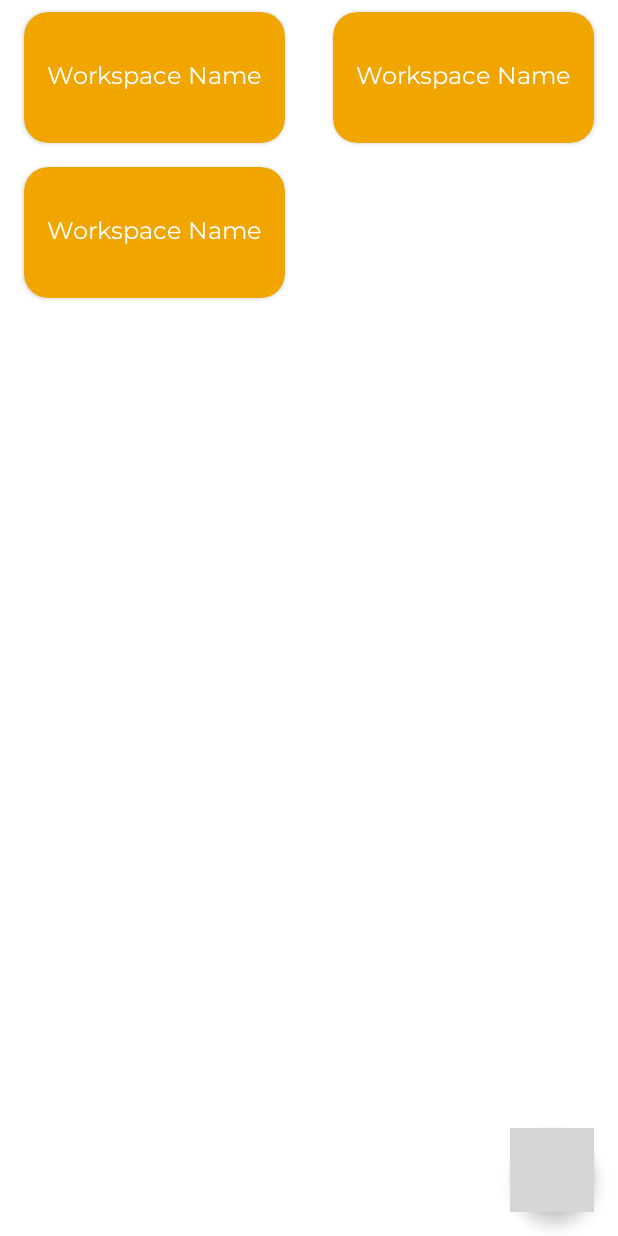
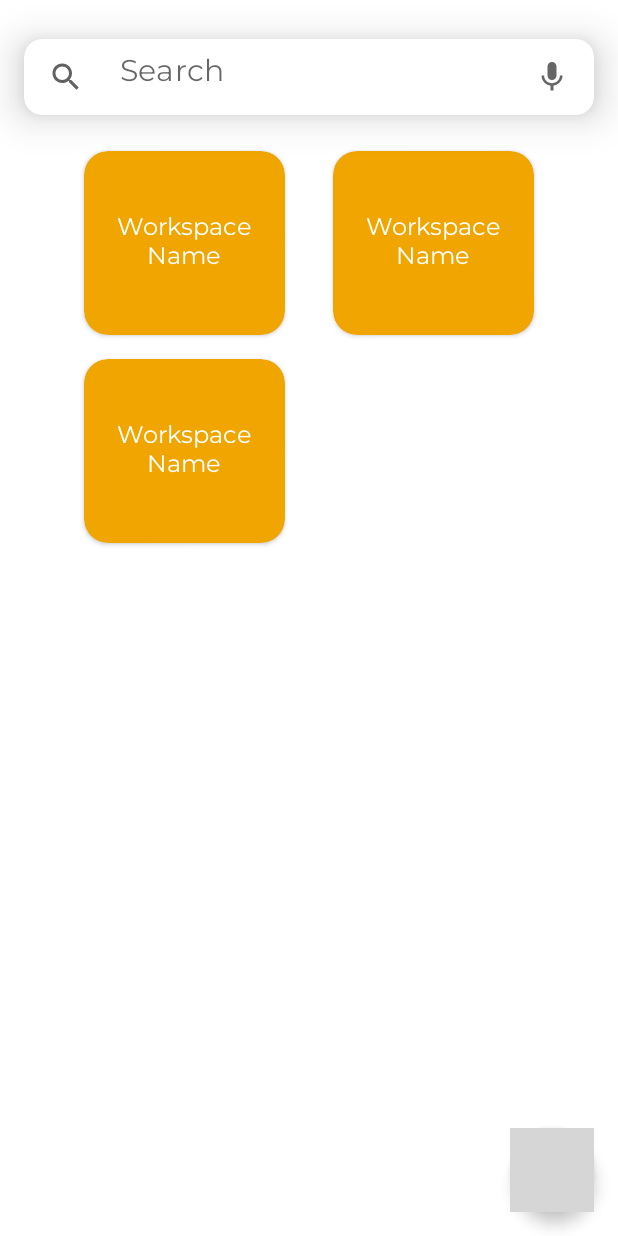
Before and after one commit to yamanf/TaskMan, an Android app: the layout fragment_home.xml on its own in the app's theme, with its tools: preview values and no code run, on a phone screen of 412 x 824 dp. Run offline under Robolectric (Android 15) with nearby library versions, the phone set to English and light mode, and no system bars; grey boxes are pictures that could not be loaded.

Commit message:
Search bar view is added

```diff
--- /dev/null
+++ b/app/src/main/res/drawable/ic_baseline_mic.xml
@@ -0,0 +1,10 @@
+<vector xmlns:android="http://schemas.android.com/apk/res/android"
+    android:width="24dp"
+    android:height="24dp"
+    android:viewportWidth="24"
+    android:viewportHeight="24"
+    android:tint="?attr/colorControlNormal">
+  <path
+      android:fillColor="@color/white"
+      android:pathData="M12,14c1.66,0 2.99,-1.34 2.99,-3L15,5c0,-1.66 -1.34,-3 -3,-3S9,3.34 9,5v6c0,1.66 1.34,3 3,3zM17.3,11c0,3 -2.54,5.1 -5.3,5.1S6.7,14 6.7,11L5,11c0,3.41 2.72,6.23 6,6.72L11,21h2v-3.28c3.28,-0.48 6,-3.3 6,-6.72h-1.7z"/>
+</vector>
--- /dev/null
+++ b/app/src/main/res/drawable/ic_baseline_search_grey.xml
@@ -0,0 +1,14 @@
+<vector
+    xmlns:android="http://schemas.android.com/apk/res/android"
+    android:width="24dp"
+    android:height="24dp"
+    android:viewportWidth="24.0"
+    android:viewportHeight="24.0">
+
+    <path
+        android:fillColor="@color/md_grey_700"
+        android:pathData="M15.5,14h-0.79l-0.28,-0.27C15.41,12.59 16,11.11 16,9.5 16,5.91 13.09,
+        3 9.5,3S3,5.91 3,9.5 5.91,16 9.5,16c1.61,0 3.09,-0.59 4.23,-1.57l0.27,0.28v0.79l5,
+        4.99L20.49,19l-4.99,-5zM9.5,14C7.01,14 5,11.99 5,9.5S7.01,5 9.5,5 14,7.01 14,9.5 11.99,
+        14 9.5,14z" />
+</vector>
--- a/app/src/main/res/layout/fragment_home.xml
+++ b/app/src/main/res/layout/fragment_home.xml
@@ -5,6 +5,67 @@
     android:layout_height="match_parent"
     xmlns:app="http://schemas.android.com/apk/res-auto"
     tools:context=".ui.home.HomeFragment">
+
+    <com.google.android.material.card.MaterialCardView
+        android:id="@+id/searchBox"
+        app:layout_constraintTop_toTopOf="parent"
+        app:layout_constraintStart_toStartOf="parent"
+        app:layout_constraintEnd_toEndOf="parent"
+        android:layout_marginTop="26dp"
+        android:layout_marginHorizontal="16dp"
+        android:layout_width="match_parent"
+        android:layout_height="wrap_content"
+        app:cardCornerRadius="12dp"
+        app:cardElevation="16dp"
+        android:theme="@style/Theme.MaterialComponents.DayNight">
+
+        <androidx.constraintlayout.widget.ConstraintLayout
+            android:layout_width="match_parent"
+            android:layout_height="match_parent">
+
+            <ImageView
+                android:id="@+id/search_image_view"
+                android:layout_width="wrap_content"
+                android:layout_height="wrap_content"
+                android:layout_marginStart="16dp"
+                android:src="@drawable/ic_baseline_search_grey"
+                android:backgroundTint="@color/black"
+                app:layout_constraintBottom_toBottomOf="parent"
+                app:layout_constraintStart_toStartOf="parent"
+                app:layout_constraintTop_toTopOf="parent"
+                tools:ignore="ContentDescription" />
+
+            <ImageView
+                android:id="@+id/voice_search_query"
+                android:layout_width="wrap_content"
+                android:layout_height="wrap_content"
+                android:layout_marginEnd="8dp"
+                android:background="?attr/selectableItemBackground"
+                android:padding="8dp"
+                android:src="@drawable/ic_baseline_mic"
+                app:layout_constraintBottom_toBottomOf="parent"
+                app:layout_constraintEnd_toEndOf="parent"
+                app:layout_constraintTop_toTopOf="parent"
+                tools:ignore="ContentDescription" />
+
+            <androidx.appcompat.widget.AppCompatEditText
+                android:id="@+id/search_edit_text"
+                android:layout_width="0dp"
+                android:layout_height="wrap_content"
+                android:layout_marginHorizontal="24dp"
+                android:background="@android:color/transparent"
+                android:fontFamily="@font/montserrat"
+                android:hint="Search"
+                android:inputType="text"
+                android:paddingTop="8dp"
+                android:textAppearance="?attr/textAppearanceHeadline6"
+                app:layout_constraintBottom_toBottomOf="@id/search_image_view"
+                app:layout_constraintEnd_toStartOf="@id/voice_search_query"
+                app:layout_constraintStart_toEndOf="@id/search_image_view" />
+
+        </androidx.constraintlayout.widget.ConstraintLayout>
+
+    </com.google.android.material.card.MaterialCardView>
 
     <com.google.android.material.floatingactionbutton.FloatingActionButton
         android:id="@+id/fabCreateWorkSpace"
@@ -23,7 +84,12 @@
     <androidx.recyclerview.widget.RecyclerView
         android:id="@+id/rvMain"
         android:layout_width="match_parent"
-        android:layout_height="match_parent"
+        android:layout_height="wrap_content"
+        android:paddingHorizontal="40dp"
+        android:layout_marginTop="16dp"
+        app:layout_constraintTop_toBottomOf="@+id/searchBox"
+        app:layout_constraintStart_toStartOf="parent"
+        app:layout_constraintEnd_toEndOf="parent"
         android:layout_gravity="center"
         app:layoutManager="androidx.recyclerview.widget.GridLayoutManager"
         app:spanCount="2"
--- a/app/src/main/res/layout/rv_main_item.xml
+++ b/app/src/main/res/layout/rv_main_item.xml
@@ -12,9 +12,11 @@
         android:id="@+id/tvWorkspace"
         android:layout_width="wrap_content"
         android:layout_height="wrap_content"
+        android:padding="8dp"
         android:layout_marginHorizontal="8dp"
         android:layout_marginVertical="32dp"
         android:fontFamily="@font/montserrat"
+        android:gravity="center"
         android:textSize="16sp"
         android:text="Workspace Name"
         android:layout_gravity="center"
--- a/app/src/main/res/values/colors.xml
+++ b/app/src/main/res/values/colors.xml
@@ -9,4 +9,18 @@
     <color name="white">#FFFFFFFF</color>
 
     <color name="orange">#F0A500</color>
+
+    <!--grey-->
+    <color name="md_grey_50">#FAFAFA</color>
+    <color name="md_grey_100">#F5F5F5</color>
+    <color name="md_grey_200">#EEEEEE</color>
+    <color name="md_grey_300">#ECECEC</color>
+    <color name="md_grey_400">#BDBDBD</color>
+    <color name="md_grey_500">#9E9E9E</color>
+    <color name="md_grey_600">#757575</color>
+    <color name="md_grey_700">#616161</color>
+    <color name="md_grey_800">#424242</color>
+    <color name="md_grey_900">#212121</color>
+    <color name="md_black_1000">#000000</color>
+    <color name="md_white_1000">#ffffff</color>
 </resources>
```
